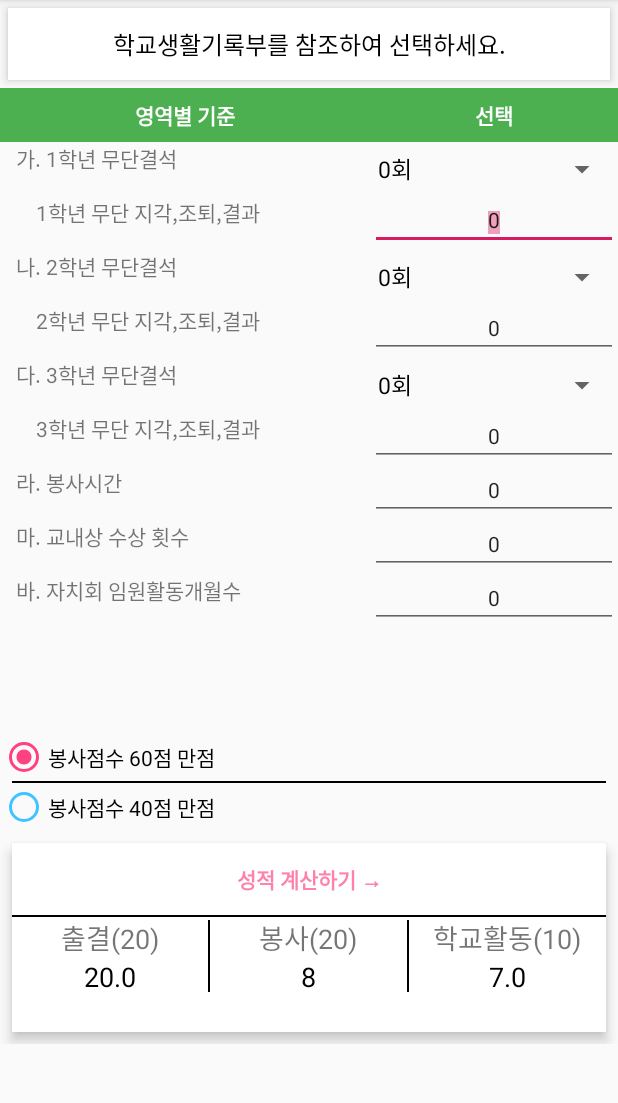
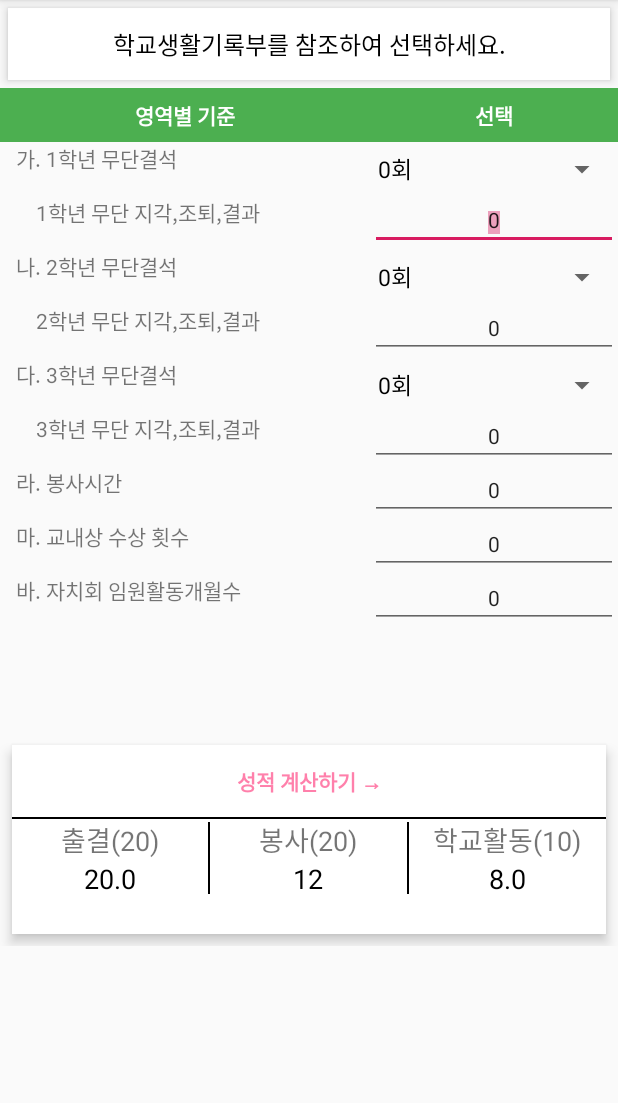
Before and after one commit to jungwoni4080/Gyeong, an Android app: the fragment Fragment_5 shown on its own in the app's theme, after a tap on "성적 계산하기 →", on a phone screen of 412 x 824 dp, the part 84-1187 px from its top. Run offline under Robolectric (Android 15) with nearby library versions, the phone set to English and light mode, and no system bars; 3 statements that could not run were skipped.

Commit message:
20200817 오류 수정 전 버전

```diff
--- a/app/build.gradle
+++ b/app/build.gradle
@@ -7,8 +7,8 @@ android {
         applicationId 'org.techtown.gyeong'
         minSdkVersion 19
         targetSdkVersion 29
-        versionCode 3
-        versionName "3.0"
+        versionCode 4
+        versionName "4.0"
         testInstrumentationRunner "androidx.test.runner.AndroidJUnitRunner"
     }
     buildTypes {
--- a/app/src/main/java/org/techtown/gyeongcopy/Fragment_1.java
+++ b/app/src/main/java/org/techtown/gyeongcopy/Fragment_1.java
@@ -227,7 +227,7 @@ public class Fragment_1 extends Fragment {
                 ac9.setText(iacscore9);
                 ac10.setText(iacscore10);
                 ac11.setText(iacscore11);
-
+//qnpfq
                 int iactoint = chartoint(iacscore);
                 int iactoint2 = chartoint(iacscore2);
                 int iactoint3 = chartoint(iacscore3);
--- a/app/src/main/java/org/techtown/gyeongcopy/Fragment_5.java
+++ b/app/src/main/java/org/techtown/gyeongcopy/Fragment_5.java
@@ -45,11 +45,6 @@ public class Fragment_5 extends Fragment {
                              Bundle savedInstanceState) {
         View view =inflater.inflate(R.layout.fragment_fragment_5,null);
 
-        RadioButton bob = view.findViewById(R.id.bob);
-        RadioButton dylan = view.findViewById(R.id.dylan);
-        final RadioGroup Queen = view.findViewById(R.id.radio);
-
-        bob.setChecked(true);
 
 
         first = (EditText)view.findViewById(R.id.first);
@@ -228,15 +223,16 @@ public class Fragment_5 extends Fragment {
             public void onClick(View v) {
                 //final int bongsa = Integer.parseInt(fourth.getText().toString());
                 //final이 뭔진 모르겠다
-                if(yesstart[0] ==1) {
+                /*if(yesstart[0] ==1) {
                     int bongsa = Integer.parseInt(fourth.getText().toString());
                     bongsajumsu = bongsa1(bongsa);
                     printscore2.setText(Integer.toString(bongsajumsu));
                     ((MainActivity) getActivity()).sangbong = bongsajumsu;
                     yesstart[0] =0;
-                }
-
-                Queen.setOnCheckedChangeListener(new RadioGroup.OnCheckedChangeListener() {
+                }*/
+                int bongsa = Integer.parseInt(fourth.getText().toString());
+                bongsajumsu=bongsa2(bongsa);
+                /*Queen.setOnCheckedChangeListener(new RadioGroup.OnCheckedChangeListener() {
                     @Override
                     public void onCheckedChanged(RadioGroup group, int checkedId) {
                         int bongsa = Integer.parseInt(fourth.getText().toString());
@@ -249,7 +245,7 @@ public class Fragment_5 extends Fragment {
                                 break;
                         }
                     }
-                });
+                });*/
                 /*if(bongsa<=4){
                     bongsajumsu=8;
                 }
@@ -297,7 +293,7 @@ public class Fragment_5 extends Fragment {
                 double one1=one;
                 double one2=three;
                 double one3=five;
-                double hakgyo = 7+imwon*0.1+sang*0.5;
+                double hakgyo = 8+imwon*0.1+sang*0.5;
                 if(hakgyo>10){
                     hakgyo=10;
                 }
--- a/app/src/main/res/layout/fragment_fragment_5.xml
+++ b/app/src/main/res/layout/fragment_fragment_5.xml
@@ -257,41 +257,6 @@
             <LinearLayout
                 android:layout_width="match_parent"
                 android:layout_height="match_parent"
-                android:orientation="vertical">
-
-                <RadioGroup
-                    android:id="@+id/radio"
-                    android:layout_width="match_parent"
-                    android:layout_height="match_parent">
-
-                    <RadioButton
-                        android:id="@+id/bob"
-                        android:layout_width="match_parent"
-                        android:layout_height="wrap_content"
-                        android:buttonTint="@color/yunred"
-                        android:checked="true"
-                        android:text="봉사점수 60점 만점" />
-
-                    <View
-                        android:id="@+id/view4"
-                        android:layout_width="match_parent"
-                        android:layout_height="2px"
-                        android:layout_marginLeft="8dp"
-                        android:layout_marginRight="8dp"
-                        android:background="#000000" />
-
-                    <RadioButton
-                        android:id="@+id/dylan"
-                        android:layout_width="match_parent"
-                        android:layout_height="wrap_content"
-                        android:buttonTint="@color/yunblue"
-                        android:text="봉사점수 40점 만점" />
-                </RadioGroup>
-            </LinearLayout>
-
-            <LinearLayout
-                android:layout_width="match_parent"
-                android:layout_height="match_parent"
                 android:layout_marginLeft="8dp"
                 android:layout_marginTop="8dp"
                 android:layout_marginRight="8dp"
```
